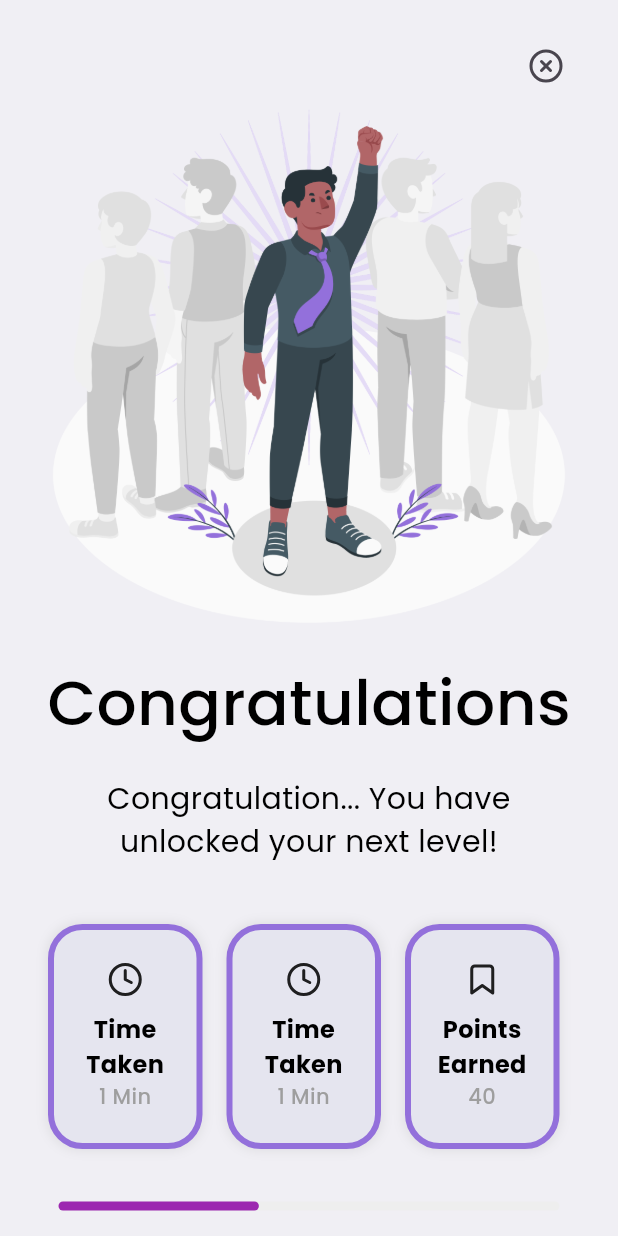
After one commit to IT21273858/24-25J-133-app, a Flutter app: the Gamescorepage screen opened directly, on a phone screen of 412 x 824 dp. The commit adds this screen. Run offline on Flutter 3.47's test engine with Material 3 defaults, Android fonts, the light colour scheme and no system bars; drawn by our look-alikes of flutter_animate; our stand-ins replace fl_chart, flutter_feather_icons, google_fonts.

Commit message:
Implemented Game Win Page

```diff
--- a/dyslexia/lib/CustomDrawer.dart
+++ b/dyslexia/lib/CustomDrawer.dart
@@ -1,5 +1,6 @@
 import 'package:dyslexia/DashboardChild.dart';
 import 'package:dyslexia/DashboardParent.dart';
+import 'package:dyslexia/GameScorePage.dart';
 import 'package:dyslexia/LevelUnlocker.dart';
 import 'package:dyslexia/LoginPage.dart';
 import 'package:dyslexia/ProfileChild.dart';
@@ -29,6 +30,11 @@ class _CustomDrawerState extends State<CustomDrawer> {
       "icon": FeatherIcons.barChart2,
       "label": "LevelUnlock",
       "page": LevelUnlocker(),
+    },
+    {
+      "icon": FeatherIcons.barChart2,
+      "label": "Game Score",
+      "page": Gamescorepage(),
     },
   ];
 
--- /dev/null
+++ b/dyslexia/lib/GameScorePage.dart
@@ -0,0 +1,118 @@
+import 'package:dyslexia/DashboardChild.dart';
+import 'package:dyslexia/components.dart';
+import 'package:dyslexia/variables.dart';
+import 'package:flutter/material.dart';
+import 'package:flutter_animate/flutter_animate.dart';
+import 'package:flutter_feather_icons/flutter_feather_icons.dart';
+
+class Gamescorepage extends StatefulWidget {
+  @override
+  _GameScorePage createState() => _GameScorePage();
+}
+
+class _GameScorePage extends State<Gamescorepage> {
+  @override
+  Widget build(BuildContext context) {
+    return Scaffold(
+      body: SingleChildScrollView(
+        // Fix overflow issue
+        child: Padding(
+          padding: const EdgeInsets.symmetric(horizontal: 24.0),
+          child: Column(
+            children: <Widget>[
+              Padding(padding: EdgeInsets.only(top: 20)),
+              Row(
+                mainAxisAlignment: MainAxisAlignment.end,
+                children: [
+                  IconButton(
+                    icon: Icon(FeatherIcons.xCircle, size: 24),
+                    onPressed:
+                        () => Navigator.pushReplacement(
+                          context,
+                          MaterialPageRoute(
+                            builder: (context) => DashboardChild(),
+                          ),
+                        ),
+                  ),
+                ],
+              ),
+              Container(
+                height: 350, // Reduce height to fit
+                width: 350,
+                decoration: BoxDecoration(
+                  borderRadius: BorderRadius.circular(12),
+                ),
+                child: Image.asset(
+                  'assets/images/stand.png',
+                  height: 280,
+                  width: 280,
+                ),
+              ),
+              const SizedBox(height: 20),
+
+              // Heading
+              Column(
+                spacing: 40,
+                children: [
+                  Column(
+                    spacing: 20,
+                    mainAxisAlignment: MainAxisAlignment.center,
+                    children: [
+                      Text('Congratulations', style: gamescoreHeadingStyle),
+                      Row(
+                        mainAxisAlignment: MainAxisAlignment.center,
+                        children: [
+                          SizedBox(
+                            width: MediaQuery.of(context).size.width * 0.8,
+                            child: Text(
+                              'Congratulation... You have unlocked your next level!',
+                              style: gamescoresubHeadingStyle,
+                              textAlign: TextAlign.center,
+                            ),
+                          ),
+                        ],
+                      ),
+                    ],
+                  ),
+
+                  // Disease Selection Cards
+                  Column(
+                    spacing: 20,
+                    mainAxisAlignment: MainAxisAlignment.center,
+                    children: [
+                      GameScoreCardChild(
+                        cardData: [
+                          {"title": "Time Taken", "description": "1 Min"},
+                          {"title": "Time Taken", "description": "1 Min"},
+                          {"title": "Points Earned", "description": "40"},
+                        ],
+                        icons: [
+                          FeatherIcons.clock,
+                          FeatherIcons.clock,
+                          FeatherIcons.bookmark,
+                        ],
+                      ),
+
+                      // Register Button
+                      Padding(
+                        padding: const EdgeInsets.all(15.0),
+                        child: LinearProgressIndicator(
+                          value: 0.4,
+                          backgroundColor: Colors.grey.shade200,
+                          color: Colors.purple,
+                          minHeight: 6,
+                          borderRadius: BorderRadius.circular(8),
+                        ).animate().flip(delay: 900.ms),
+                      ),
+                    ],
+                  ),
+                ],
+              ),
+              const SizedBox(height: 30),
+            ],
+          ),
+        ),
+      ),
+    );
+  }
+}
--- a/dyslexia/lib/components.dart
+++ b/dyslexia/lib/components.dart
@@ -1,6 +1,6 @@
-import 'package:flutter/material.dart';
 import 'package:dyslexia/variables.dart';
 import 'package:fl_chart/fl_chart.dart';
+import 'package:flutter/material.dart';
 import 'package:flutter_animate/flutter_animate.dart';
 
 // Reusable Text Input Field
@@ -211,6 +211,88 @@ class _SelectableCardSliderState extends State<SelectableCardSlider> {
                 mainAxisAlignment: MainAxisAlignment.center,
                 children: [
                   Image.asset(card['image']!, height: 80),
+                  SizedBox(height: 10),
+                  Text(
+                    card['title']!,
+                    style: cardheadingStyle.copyWith(
+                      fontWeight: FontWeight.bold,
+                    ),
+                    textAlign: TextAlign.center,
+                  ),
+                  Text(
+                    card['description']!,
+                    style: cardbodyStyle.copyWith(color: Colors.grey),
+                    textAlign: TextAlign.center,
+                  ),
+                ],
+              ),
+            ),
+          );
+        },
+      ),
+    );
+  }
+}
+
+//GameScore Card
+class GameScoreCardChild extends StatefulWidget {
+  final List<Map<String, String>> cardData;
+  final List<IconData> icons;
+
+  const GameScoreCardChild({
+    super.key,
+    required this.cardData,
+    required this.icons,
+  });
+
+  @override
+  _GameScoreCard createState() => _GameScoreCard();
+}
+
+class _GameScoreCard extends State<GameScoreCardChild> {
+  String? selectedCard;
+
+  @override
+  void initState() {
+    super.initState();
+  }
+
+  @override
+  Widget build(BuildContext context) {
+    return SizedBox(
+      height: 150,
+      child: ListView.builder(
+        scrollDirection: Axis.horizontal,
+        itemCount: widget.cardData.length,
+        itemBuilder: (context, index) {
+          final card = widget.cardData[index];
+          final icon = widget.icons[index];
+
+          return GestureDetector(
+            onTap: () {
+              setState(() {
+                selectedCard = card['title'];
+              });
+            },
+            child: Container(
+              width: MediaQuery.of(context).size.width * 0.25,
+              margin: EdgeInsets.symmetric(horizontal: 8),
+              decoration: BoxDecoration(
+                borderRadius: BorderRadius.circular(23),
+                border: Border.all(color: cardBordercolor, width: 4),
+                color: cardBackgroundcolor,
+                boxShadow: [
+                  BoxShadow(
+                    color: Colors.grey.withOpacity(0.2),
+                    spreadRadius: 1,
+                    blurRadius: 5,
+                  ),
+                ],
+              ),
+              child: Column(
+                mainAxisAlignment: MainAxisAlignment.center,
+                children: [
+                  Icon(icon),
                   SizedBox(height: 10),
                   Text(
                     card['title']!,
--- a/dyslexia/lib/variables.dart
+++ b/dyslexia/lib/variables.dart
@@ -61,6 +61,7 @@ final TextStyle registerheadingStyle = GoogleFonts.poppins(
   fontWeight: FontWeight.w600,
   color: HeadingColor,
 );
+
 final TextStyle registerNewLevelComp = GoogleFonts.poppins(
   fontSize: 38,
   fontWeight: FontWeight.w600,
@@ -113,3 +114,14 @@ final TextStyle menuAppHeadingStyle = GoogleFonts.poppins(
   fontSize: 34,
   color: menuColor,
 );
+
+final TextStyle gamescoreHeadingStyle = GoogleFonts.poppins(
+  fontSize: 42,
+  fontWeight: FontWeight.w500,
+  color: HeadingColor,
+);
+final TextStyle gamescoresubHeadingStyle = GoogleFonts.poppins(
+  fontSize: 20,
+  fontWeight: FontWeight.normal,
+  color: HeadingColor,
+);
--- a/dyslexia/pubspec.yaml
+++ b/dyslexia/pubspec.yaml
@@ -77,6 +77,7 @@ flutter:
     - assets/images/games_background.jpg
     - assets/images/menu_user.png
     - assets/images/keybro.png
+    - assets/images/stand.png
   #   - images/a_dot_burr.jpeg
   #   - images/a_dot_ham.jpeg
 
```
Also changed, not shown: dyslexia/assets/images/stand.png (added).
